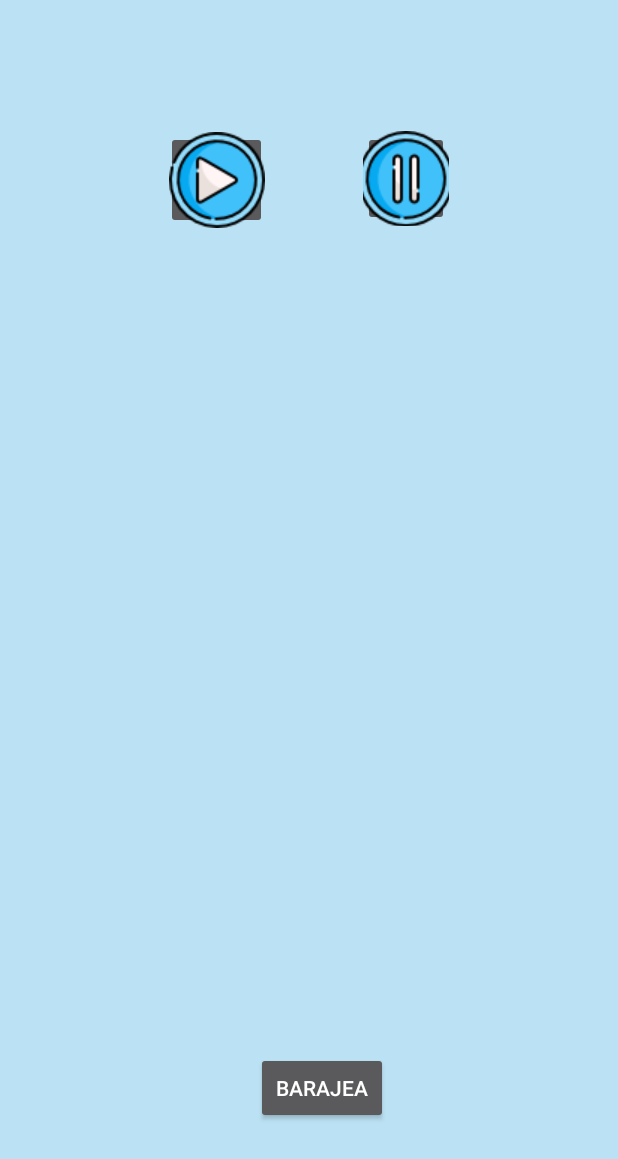
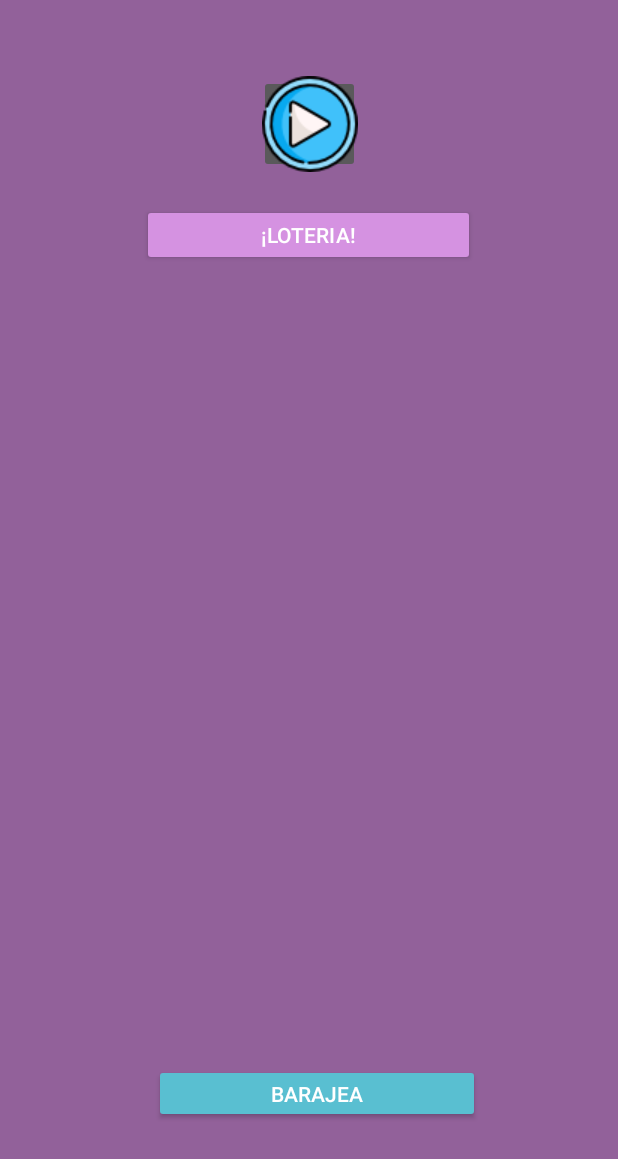
Before and after one commit to rodsolali/LADM_U2_P2_LOTERIA_ALISON_RODRIGUEZ, an Android app: the layout activity_main.xml on its own in the app's theme, with its tools: preview values and no code run, on a phone screen of 412 x 824 dp. Shown: the top 1159 px of the screen. Run offline under Robolectric (Android 15) with nearby library versions, the phone set to English and light mode, and no system bars.

Commit message:
Versión 2

```diff
--- a/app/src/main/res/layout/activity_main.xml
+++ b/app/src/main/res/layout/activity_main.xml
@@ -4,7 +4,7 @@
     xmlns:tools="http://schemas.android.com/tools"
     android:layout_width="match_parent"
     android:layout_height="match_parent"
-    android:background="#BBE2F4"
+    android:background="#92619A"
     tools:context=".MainActivity">
 
     <ImageView
@@ -16,20 +16,7 @@
         app:layout_constraintHorizontal_bias="0.521"
         app:layout_constraintStart_toStartOf="parent"
         app:layout_constraintTop_toTopOf="parent"
-        app:layout_constraintVertical_bias="0.438"
-         />
-
-    <ImageButton
-        android:id="@+id/btnpausa"
-        android:layout_width="57dp"
-        android:layout_height="63dp"
-        app:layout_constraintBottom_toBottomOf="parent"
-        app:layout_constraintEnd_toEndOf="parent"
-        app:layout_constraintHorizontal_bias="0.682"
-        app:layout_constraintStart_toStartOf="parent"
-        app:layout_constraintTop_toTopOf="parent"
-        app:layout_constraintVertical_bias="0.115"
-        app:srcCompat="@drawable/pausa" />
+        app:layout_constraintVertical_bias="0.438" />
 
     <ImageButton
         android:id="@+id/btnplay"
@@ -37,10 +24,9 @@
         android:layout_height="65dp"
         app:layout_constraintBottom_toBottomOf="parent"
         app:layout_constraintEnd_toEndOf="parent"
-        app:layout_constraintHorizontal_bias="0.322"
         app:layout_constraintStart_toStartOf="parent"
         app:layout_constraintTop_toTopOf="parent"
-        app:layout_constraintVertical_bias="0.115"
+        app:layout_constraintVertical_bias="0.066"
         app:srcCompat="@drawable/inicia" />
 
     <ImageButton
@@ -58,8 +44,9 @@
 
     <Button
         android:id="@+id/btnbarajear"
-        android:layout_width="wrap_content"
-        android:layout_height="wrap_content"
+        android:layout_width="217dp"
+        android:layout_height="39dp"
+        android:backgroundTint="#59BFD1"
         android:text="BARAJEA"
         app:layout_constraintBottom_toBottomOf="parent"
         app:layout_constraintEnd_toEndOf="parent"
@@ -68,4 +55,16 @@
         app:layout_constraintTop_toTopOf="parent"
         app:layout_constraintVertical_bias="0.904" />
 
+    <Button
+        android:id="@+id/btnpausa"
+        android:layout_width="222dp"
+        android:layout_height="41dp"
+        android:layout_marginTop="136dp"
+        android:backgroundTint="#D592E1"
+        android:text="¡LOTERIA!"
+        app:layout_constraintEnd_toEndOf="parent"
+        app:layout_constraintHorizontal_bias="0.498"
+        app:layout_constraintStart_toStartOf="parent"
+        app:layout_constraintTop_toTopOf="parent" />
+
 </androidx.constraintlayout.widget.ConstraintLayout>
```
Also changed, not shown: app/src/main/java/mx/tecnm/tepic/ladm_u2_p2_loteria_alison_rodriguez/MainActivity.kt (+13 -8 lines), 1 other file.
